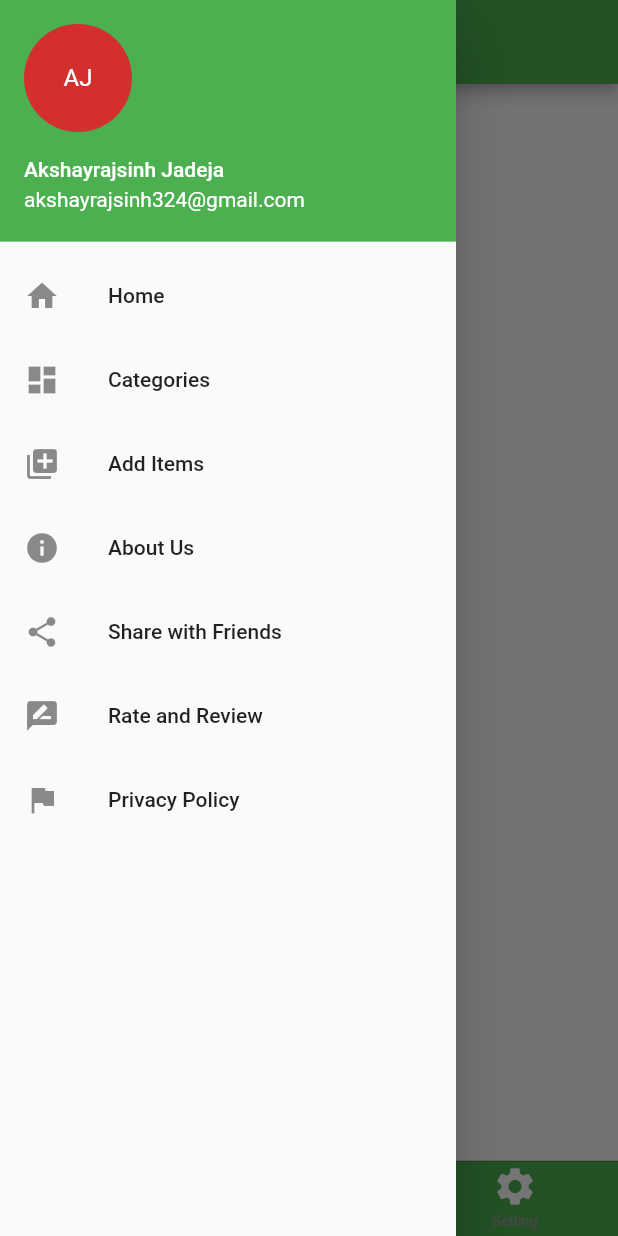
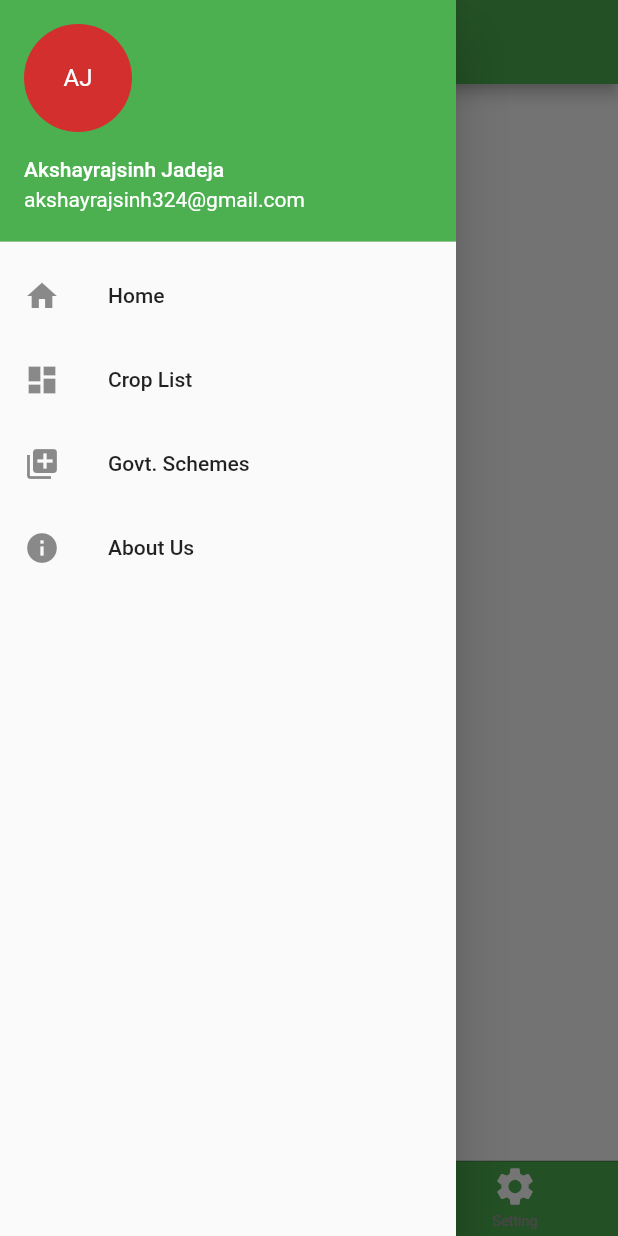
Before and after one commit to akshyraj/KishanApp, a Flutter app: the HomeScreen screen opened by its route, with the side drawer open, on a phone screen of 412 x 824 dp. Run offline on Flutter 3.47's test engine with Material 2 defaults, Android fonts, the light colour scheme and no system bars; network calls fail.

Commit message:
Add News and Govt Schemes

```diff
--- /dev/null
+++ b/lib/model/govtscheme.dart
@@ -0,0 +1,45 @@
+class Schemes {
+  // ignore: non_constant_identifier_names
+  final String schemes_name;
+  final String imageUrl;
+  final String whocanapply;
+  final String howtoapply;
+  final String content;
+  final String linkname;
+  final String link;
+  Schemes(
+      // ignore: non_constant_identifier_names
+      {this.schemes_name, this.imageUrl, this.whocanapply,this.howtoapply, this.content,this.linkname, this.link});
+}
+
+class SchemesList {
+  static List<Schemes> getSchemes() {
+    return [
+      Schemes(
+          schemes_name: 'Pradhan Mantri Fasal Beema Yojana',
+          imageUrl : 'https://www.royalsundaram.in/html/files/crop-insurance/Crop-Insurance-Online.jpg',
+          whocanapply : 'All farmers including sharecroppers and tenant farmers growing the notified crops in the notified areas are eligible for coverage. However, farmers should have insurable interest for the notified/ insured crops.',
+          content: 'The Pradhan Mantri Fasal Bima Yojana (PMFBY) launched on 18 February 2016 by Prime Minister Narendra Modi is an insurance service for farmers for their yields.\n\n' 'Pradhan Mantri Fasal Bima Yojana (PMFBY) aims at supporting sustainable production in agriculture \n\n' 'Coverage of Crops\n\n' '1. Oil seeds\n\n' '2. Food crop\n\n' '3. Annual Commercial and Annual Horticultural crops.\n\n'
+          'Coverage of Risks and Exclusions\n\n' 'Prevented Sowing/Planting/Germination Risk: Insured area is prevented from sowing/planting/germination due to deficit rainfall or adverse seasonal/weather conditions.\n\n' 'Standing Crop (Sowing to Harvesting): Comprehensive risk insurance is provided to cover yield losses due to non-preventable risks, viz. Drought, Dry spell, Flood, Inundation, widespread Pests and Disease attack, Landslides, Fire due to natural causes, Lightening, Storm, Hailstorm and Cyclone.\n\n' 'Post-Harvest Losses: Coverage is available only up to a maximum period of two weeks from harvesting, for those crops which are required to be dried in cut and spread / small bundled condition in the field after harvesting against specific perils of Hailstorm, Cyclone, Cyclonic rains and Unseasonal rains\n\n' 'Localized Calamities: Loss/damage to notified insured crops resulting from occurrence of identified localized risks of Hailstorm, Landslide, Inundation, Cloud burst and Natural fire due to lightening affecting isolated farms in the notified area.\n\n'
+          'Add-on coverage for crop loss due to attack by wild animals: The States may consider providing add-on coverage for crop loss due to attack by wild animals wherever the risk is perceived to be substantial and is identifiable.',
+          howtoapply: 'Loanee farmers (Compulsory coverage) Whenever banks sanction loan for a notified crop in a notified area, the crop loan amount only to the extent of Scale of Finance for notified crops and acreage of individual notified crops of loanee farmers shall be taken into consideration for compulsory coverage. Loan disbursing bank branch/ PACS will finance the additional loan towards premium amount payable by farmer for crop insurance. \n\n'
+          'Non-loanee farmers (Optional coverage) Farmers desirous of availing insurance shall fill up Proposal Form of the Scheme and submit the same to nearest bank branch or CSC centre (Click here for CSC Locator) or authorized channel partner of Shriram general insurance intermediaries. (SGI Branch Locator) Non-Loanee farmer may submit insurance proposals personally / through ‘on-line portal’ of concerned insurance company or crop insurance portal designed by Government for the purpose. Click here Insurance companies retain the right to accept or reject insurance proposal(s) in case proposal is incomplete, not accompanied by necessary documentary proof or insurance premium ordinarily.',
+          link:'https://pmfby.gov.in/',
+          linkname: 'PMFBY'
+        ),
+        Schemes(
+          schemes_name: 'Pradhan Mantri Kisan Samman Nidhi',
+          imageUrl : 'https://m.jagranjosh.com/imported/images/E/GK/PM-Kisan-Samman-Nidhi-Yojana%202020.jpg',
+          whocanapply : 'All landholding farmers’ families having cultivable landholding in their names can apply under this scheme. Farmers are not bound to have the 2 hectares of cultivated land. The ambit of this scheme has been extended now.\n\n'
+          'Earlier, Small and Marginal Farmers families were also eligible for this benefit but after the changes in eligibility guidelines, these farmers are not eligible and hence will not get the benefit. \n\n'
+          'Farmers from both the urban and rural areas are eligible.\n\n'
+          'Beneficiaries having higher economic status are not eligible for this scheme.',
+          content: "Pradhan Mantri Kisan Samman Nidhi (PMKSN, translation: Prime Minister's Farmer's Tribute Fund) is an initiative by the government of India in which all farmers will get up to ₹6,000  per year as minimum income support.\n\n"
+          "₹6,000 per year will be paid to each eligible farmer in three instalments and will be deposited directly to their bank accounts.",
+          howtoapply:'Eligible farmers can register for PM Kisan Nidhi 2020 Scheme only in online mode. For tha they can register by their own from the PM Kisan portal. They can also register by visiting the nearest Common Service Centres (CSCs) by the payment of the requisite fee.',
+          link:'https://pmkisan.gov.in/',
+          linkname: 'PMKISAN Yojana'
+        ),
+    ];
+  }
+}
--- /dev/null
+++ b/lib/model/news.dart
@@ -0,0 +1,30 @@
+class News {
+  final String title;
+  final String imageUrl;
+  final String date;
+  final String content;
+  News(
+      {this.title, this.imageUrl, this.date, this.content});
+}
+
+class NewsList {
+  static List<News> getNews() {
+    return [
+      News(
+          title: 'Punjab CM Promises Debt Relief For Landless Farmers, State to Help Youth Get 6 Lakh Jobs Over Next 2 Years',
+          imageUrl:
+              'https://images1.livehindustan.com/uploadimage/library/2019/02/04/16_9/16_9_1/Amethi_Prime_Minister_Kisan_Samman_Yojana_Amethi_District_Administration__1549279227.jpg',
+          date: '24 Aug 2020',
+          content: 'Pitching for the revival of the state economy, Punjab Chief Minister Amarinder Singh on Saturday announced relief for landless farmers and said his government will help youth get six lakh jobs over the next two years. \n\n'  'The Punjab CM also called for readiness to combat the border threat from Pakistan and China. With tensions at the borders continuing, India will have to be prepared to deal with any eventuality, said the CM in his Independence Day address here. He said of the six lakh jobs, one lakh will be provided in the government sector.'
+        ),
+      News(
+          title: 'Seed and fertiliser companies use digital platforms to connect with farmers',
+          imageUrl:
+              'https://img.etimg.com/thumb/msid-75975601,width-300,imgsize-217951,,resizemode-4,quality-100/farmers.jpg',
+          date: '24 Aug 2020',
+          content: 'Seed and fertiliser companies are using digital platforms such as Whatsapp, Zoom and Microsoft Team to connect with farmers to promote and sell their products in a year agricultural output is set to surge. \n\n' 'Ahead of the planting season which begins from June, these companies usually have an army of field officers fanning out for one-on-one meetings with farmers, hold demonstrations at village level and address queries on the product line. The lockdown has made that impossible for them as well as sales and marketing teams to have face-to-face interactions with farmers, but the virtual meetings have picked up, said companies.'
+        ),
+
+    ];
+  }
+}
--- a/lib/screens/homescreen.dart
+++ b/lib/screens/homescreen.dart
@@ -1,7 +1,10 @@
 import 'package:flutter/material.dart';
 import 'package:flutter/cupertino.dart';
-import 'package:kishanapp/screens/profilescreen.dart';
+import 'package:kishanapp/screens/cropscreen.dart';
+import 'package:kishanapp/screens/schemescreen.dart';
 import 'package:kishanapp/screens/settingscreen.dart';
+
+import 'newsscreen.dart';
 
 // ignore: must_be_immutable
 class HomeScreen extends StatelessWidget {
@@ -36,32 +39,21 @@ class HomeScreen extends StatelessWidget {
             ),
             ListTile(
               leading: Icon(Icons.dashboard),
-              title: Text("Categories"),
-              onTap: (){},
+              title: Text("Crop List"),
+             onTap: () => {Navigator.push(context, MaterialPageRoute(builder: (context) {
+		          return CropsPage();
+	          }))},
             ),
             ListTile(
               leading: Icon(Icons.add_to_photos),
-              title: Text("Add Items"),
-              onTap: (){},
+              title: Text("Govt. Schemes"),
+              onTap: () => {Navigator.push(context, MaterialPageRoute(builder: (context) {
+		          return SchemesPage();
+	          }))},
             ),
             ListTile(
               leading: Icon(Icons.info),
               title: Text("About Us"),
-              onTap: (){},
-            ),
-            ListTile(
-              leading: Icon(Icons.share),
-              title: Text("Share with Friends"),
-              onTap: (){},
-            ),
-            ListTile(
-              leading: Icon(Icons.rate_review),
-              title: Text("Rate and Review"),
-              onTap: (){},
-            ),
-            ListTile(
-              leading: Icon(Icons.flag),
-              title: Text("Privacy Policy"),
               onTap: (){},
             ),
           ],
@@ -84,8 +76,8 @@ class BottomNavigator extends StatelessWidget {
           backgroundColor: Colors.white,
         ),
         BottomNavigationBarItem(
-          icon: Icon(Icons.person,color:Colors.white,),
-          title: Text('Profile',style: TextStyle(color: Colors.white),),
+          icon: Icon(Icons.new_releases,color:Colors.white,),
+          title: Text('News',style: TextStyle(color: Colors.white),),
         ),
         BottomNavigationBarItem(
           icon: Icon(Icons.settings,color:Colors.white,),
@@ -99,7 +91,7 @@ class BottomNavigator extends StatelessWidget {
         return Text('Home');
         break;
          case 1:
-        return ProfileScreen();
+        return NewsPage();
         break;
          case 2:
         return SettingScreen();
--- a/lib/screens/profilescreen.dart
+++ /dev/null
@@ -1,8 +0,0 @@
-import 'package:flutter/material.dart';
-
-class ProfileScreen extends StatelessWidget {
-  @override
-  Widget build(BuildContext context) {
-    return Text('Profile Screen');
-  }
-}
--- /dev/null
+++ b/lib/widgets/news-card.dart
@@ -0,0 +1,27 @@
+import 'package:kishanapp/model/news.dart';
+import 'package:flutter/material.dart';
+import 'package:kishanapp/screens/newsdetails.dart';
+
+class NewsCard extends StatelessWidget {
+  final News news;
+
+  NewsCard({this.news});
+
+  @override
+  Widget build(BuildContext context) {
+    return Card(
+      child: Column(
+        children: <Widget>[
+          ListTile(
+            leading: Image.network(news.imageUrl, fit: BoxFit.cover, width: 100.0, height: double.infinity,),
+            title: Text(news.title,style: TextStyle(fontSize: 16.0,fontWeight: FontWeight.bold,),),
+            subtitle: Text(news.date,style:TextStyle(fontSize: 11.0,),textAlign: TextAlign.right,),
+            onTap: () => {Navigator.push(context, MaterialPageRoute(builder: (context) {
+		          return NewsDetails(news);
+	          }))},
+          )
+        ],
+      ),
+    );
+  }
+}
```
Also changed, not shown: lib/model/crops.dart (added, +110 -0 lines), lib/model/loans.dart (added, +30 -0 lines), lib/screens/cropscreen.dart (added, +56 -0 lines), lib/screens/loansscreen.dart (added, +30 -0 lines), lib/screens/newsdetails.dart (added, +73 -0 lines), lib/screens/newsscreen.dart (added, +30 -0 lines), lib/screens/schemedetails.dart (added, +119 -0 lines), lib/screens/schemescreen.dart (added, +34 -0 lines), lib/widgets/loan-card.dart (added, +24 -0 lines), lib/widgets/scheme-card.dart (added, +31 -0 lines).
